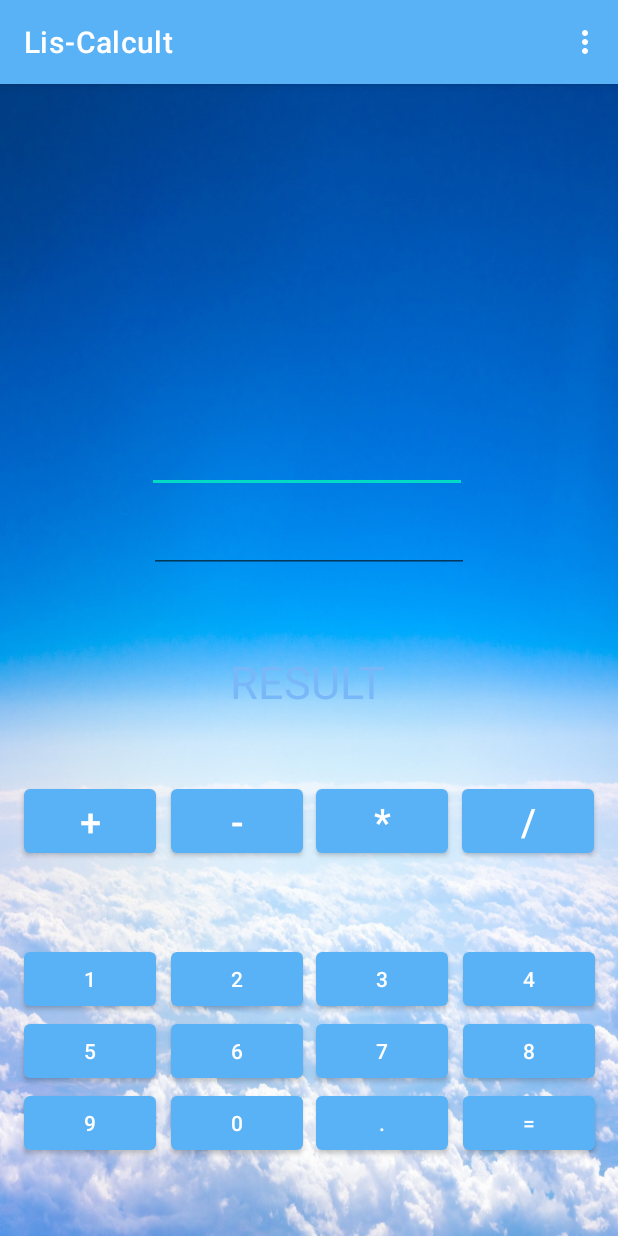
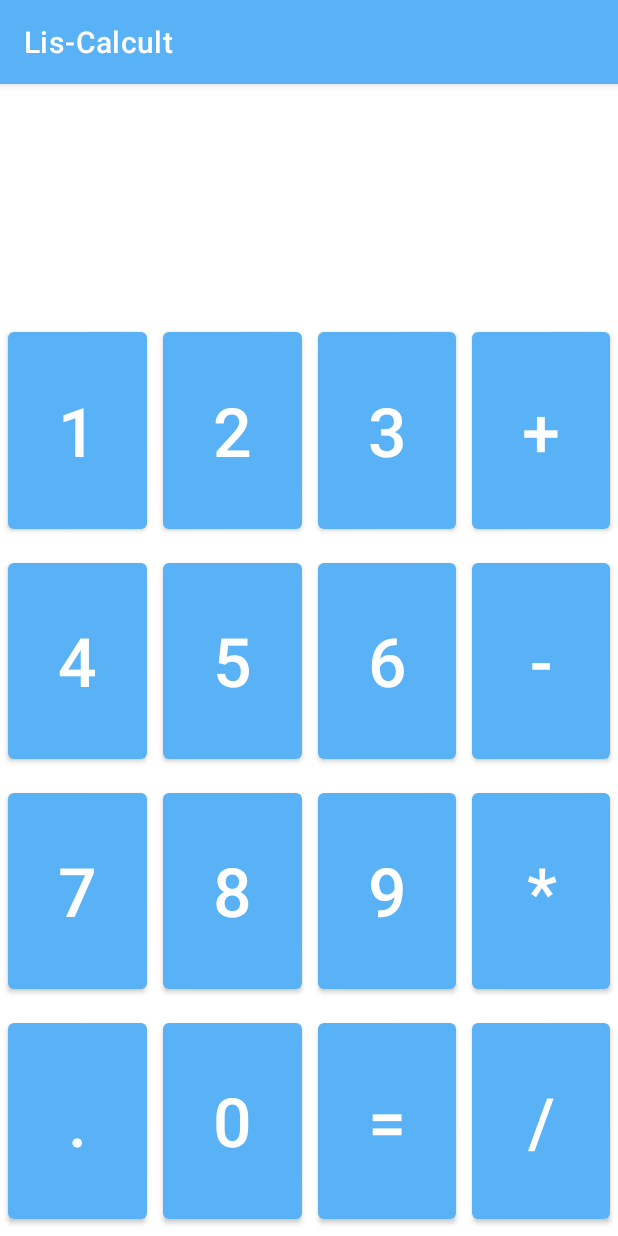
Before and after one commit to Galyminsky/Lis-Calcult, an Android app: the screen it shows after launch (MainActivity), on a phone screen of 412 x 824 dp. Run offline under Robolectric (Android 15) with nearby library versions, the phone set to English and light mode, and no system bars.

Commit message:
Виорая Версия - ошибка и вылет с прилоения пр наатии спец кнопок

```diff
--- a/app/src/main/java/com/jobforandroid/lis_calcult/MainActivity.java
+++ b/app/src/main/java/com/jobforandroid/lis_calcult/MainActivity.java
@@ -13,116 +13,54 @@ import android.widget.Button;
 import android.widget.EditText;
 import android.widget.TextView;
 
-public class MainActivity extends AppCompatActivity implements View.OnClickListener {
+public class MainActivity extends AppCompatActivity  {
 
-    final int MENU_RESET_ID = 1;
-    final int MENU_QUIT_ID = 2;
+    TextView txt;
+    int buffer;
+    char op;
 
-    EditText etNum1, etNum2;
-    Button btnAdd, btnSub, btnMult, btnDiv;
-    Button btn1, btn2, btn3, btn4, btn5, btn6, btn7, btn8, btn9,btn0;
-    Button btnPoint, btnExactly;
-    TextView tvResult;
-
-    String oper = " ";
 
     @Override
     protected void onCreate(Bundle savedInstanceState) {
         super.onCreate(savedInstanceState);
         setContentView(R.layout.activity_main);
 
-        etNum1 = (EditText) findViewById(R.id.etNum1);
-        etNum2 = (EditText) findViewById(R.id.etNum2);
+        Button ans = findViewById(R.id. equal);
+        ans.setOnClickListener(view -> {
+            switch (op) {
+                case '+':
+                    buffer += Integer.parseInt( txt.getText().toString());
+                    txt.setText(String.valueOf(buffer));
+                    break;
+                case '-':
+                    buffer -= Integer.parseInt( txt.getText().toString());
+                    txt.setText(String.valueOf(buffer));
+                    break;
+                case '*':
+                    buffer *= Integer.parseInt( txt.getText().toString());
+                    txt.setText(String.valueOf(buffer));
+                    break;
+                case '/':
+                    buffer/= Integer.parseInt( txt.getText().toString());
+                    txt.setText(String.valueOf(buffer));
+                    break;
+            }
+        });
 
-        btnAdd = (Button) findViewById(R.id.btnAdd);
-        btnSub = (Button) findViewById(R.id.btnSub);
-        btnMult = (Button) findViewById(R.id.btnMult);
-        btnDiv = (Button) findViewById(R.id.btnDiv);
-        btnPoint = (Button) findViewById(R.id.btnPoint);
-        btnExactly = (Button) findViewById(R.id.btnExactly);
+        txt = (TextView) findViewById(R.id.txt);
 
-        btn1 = (Button) findViewById(R.id.btn1);
-        btn2 = (Button) findViewById(R.id.btn2);
-        btn3 = (Button) findViewById(R.id.btn3);
-        btn4 = (Button) findViewById(R.id.btn4);
-        btn5 = (Button) findViewById(R.id.btn5);
-        btn6 = (Button) findViewById(R.id.btn6);
-        btn7 = (Button) findViewById(R.id.btn7);
-        btn8 = (Button) findViewById(R.id.btn8);
-        btn9 = (Button) findViewById(R.id.btn9);
-        btn0 = (Button) findViewById(R.id.btn0);
-
-        tvResult = (TextView) findViewById(R.id.tvResult);
-
-        btnAdd.setOnClickListener(this);
-        btnSub.setOnClickListener(this);
-        btnMult.setOnClickListener(this);
-        btnDiv.setOnClickListener(this);
+    }
+    public void ops (View view) {
+        buffer = Integer.parseInt(txt.getText().toString());
+        Button b = (Button) view;
+        op = b.getText().charAt(0);
+        txt.setText("");
     }
 
-    @Override
-    public void onClick(View v) {
-
-        float num1 = 0;
-        float num2 = 0;
-        float result = 0;
-
-        //Проверка поля на пустоту
-        if (TextUtils.isEmpty(etNum1.getText().toString()) || TextUtils.isEmpty(etNum2.getText().toString())) {
-            return;
-        }
-
-        //Читаем EditText и заполняем переменные числами
-        num1 = Float.parseFloat(etNum1.getText().toString());
-        num2 = Float.parseFloat(etNum2.getText().toString());
+    public void appendText (View view) {
+        Button b = (Button) view;
+        txt.setText(txt.getText().toString() + b.getText().toString());
+    }
 
 
-        //Определяем нажатую кнопку и выполняем соотвествующию операцию
-        switch (v.getId()) {
-            case R.id.btnAdd:
-                oper = "+";
-                result = num1 + num2;
-                break;
-            case R.id.btnSub:
-                oper = "-";
-                result = num1 - num2;
-                break;
-            case R.id.btnMult:
-                oper = "*";
-                result = num1 * num2;
-                break;
-            case R.id.btnDiv:
-                oper = "/";
-                result = num1 / num2;
-                break;
-            default:
-                break;
-        }
-        tvResult.setText(num1 + " " + oper + " " + num2 + " = " + result);
-    }
-
-    //Создание меню
-    @Override
-    public boolean onCreateOptionsMenu(Menu menu) {
-        menu.add(0, MENU_RESET_ID, 0, "Reset");
-        menu.add(0, MENU_QUIT_ID, 0, "Quit");
-        return super.onCreateOptionsMenu(menu);
-    }
-
-    //Обработка нажатий на пункт меню
-
-    @Override
-    public boolean onOptionsItemSelected(@NonNull MenuItem item) {
-        switch (item.getItemId()) {
-            case MENU_RESET_ID:             //Очищаем поля
-                etNum1.setText("");
-                etNum2.setText("");
-                tvResult.setText("");
-                break;
-            case MENU_QUIT_ID:              //Выход из приложения
-                finish();
-                break;
-        }
-        return super.onOptionsItemSelected(item);
-    }
 }
--- a/app/src/main/res/layout/activity_main.xml
+++ b/app/src/main/res/layout/activity_main.xml
@@ -4,213 +4,216 @@
     xmlns:tools="http://schemas.android.com/tools"
     android:layout_width="match_parent"
     android:layout_height="match_parent"
-    android:background="@drawable/sky"
     tools:context=".MainActivity">
 
+    <LinearLayout
+        android:layout_width="match_parent"
+        android:layout_height="match_parent"
+        android:orientation="vertical">
 
-    <EditText
-        android:id="@+id/etNum1"
+        <androidx.constraintlayout.widget.ConstraintLayout
+            android:layout_width="match_parent"
+            android:layout_height="match_parent"
+            android:layout_weight="1">
+
+            <TextView
+                android:id="@+id/txt"
                 android:layout_width="wrap_content"
                 android:layout_height="wrap_content"
-        android:layout_marginEnd="1dp"
-        android:layout_marginBottom="8dp"
-        android:ems="10"
-        android:inputType="numberDecimal"
-        android:textColor="@color/TextCol"
-        app:layout_constraintBottom_toTopOf="@+id/etNum2"
-        app:layout_constraintEnd_toEndOf="@+id/etNum2" />
+                android:text=" "
+                android:textSize="40dp"
+                app:layout_constraintBottom_toBottomOf="parent"
+                app:layout_constraintEnd_toEndOf="parent"
+                app:layout_constraintStart_toStartOf="parent"
+                app:layout_constraintTop_toTopOf="parent"
+                android:textAlignment="center"/>
+        </androidx.constraintlayout.widget.ConstraintLayout>
 
-    <EditText
-        android:id="@+id/etNum2"
-        android:layout_width="wrap_content"
-        android:layout_height="wrap_content"
-        android:layout_marginBottom="52dp"
-        android:ems="10"
-        android:inputType="numberDecimal"
-        android:textColor="@color/TextCol"
-        app:layout_constraintBottom_toTopOf="@+id/tvResult"
-        app:layout_constraintEnd_toEndOf="parent"
-        app:layout_constraintStart_toStartOf="parent" />
-
-    <TextView
-        android:id="@+id/tvResult"
-        android:layout_width="wrap_content"
-        android:layout_height="wrap_content"
-        android:layout_marginStart="39dp"
-        android:layout_marginBottom="45dp"
-        android:gravity="center_horizontal"
-        android:text="RESULT"
-        android:textAppearance="@style/TextAppearance.AppCompat.Display3"
-        android:textColor="@color/TextCol"
-        android:textSize="30dp"
-        app:layout_constraintBottom_toTopOf="@+id/btnMult"
-        app:layout_constraintStart_toStartOf="@+id/btnSub" />
+        <LinearLayout
+            android:layout_width="match_parent"
+            android:layout_height="match_parent"
+            android:layout_weight="1"
+            android:orientation="horizontal">
 
             <Button
-        android:id="@+id/btnAdd"
-        android:layout_width="wrap_content"
-        android:layout_height="wrap_content"
-        android:layout_marginStart="8dp"
-        android:layout_marginEnd="2dp"
-        android:text="+"
-        android:textSize="25dp"
-        app:layout_constraintBaseline_toBaselineOf="@+id/btnSub"
-        app:layout_constraintEnd_toStartOf="@+id/btnSub"
-        app:layout_constraintStart_toStartOf="parent" />
+                android:id="@+id/b1"
+                android:layout_width="match_parent"
+                android:layout_height="match_parent"
+                android:layout_margin="5dp"
+                android:layout_weight="1"
+                android:onClick="appendText"
+                android:text="1"
+                android:textSize="45dp" />
 
             <Button
-        android:id="@+id/btnSub"
-        android:layout_width="wrap_content"
-        android:layout_height="wrap_content"
-        android:layout_marginBottom="54dp"
-        android:text="-"
-        android:textSize="25dp"
-        app:layout_constraintBottom_toTopOf="@+id/btn2"
-        app:layout_constraintEnd_toStartOf="@+id/btnMult"
-        app:layout_constraintStart_toEndOf="@+id/btnAdd" />
+                android:id="@+id/b2"
+                android:layout_width="match_parent"
+                android:layout_height="match_parent"
+                android:layout_margin="5dp"
+                android:layout_weight="1"
+                android:onClick="appendText"
+                android:text="2"
+                android:textSize="45dp" />
 
             <Button
-        android:id="@+id/btnMult"
-        android:layout_width="wrap_content"
-        android:layout_height="wrap_content"
-        android:layout_marginEnd="1dp"
-        android:text="*"
-        android:textSize="25dp"
-        app:layout_constraintBaseline_toBaselineOf="@+id/btnSub"
-        app:layout_constraintEnd_toStartOf="@+id/btnDiv"
-        app:layout_constraintStart_toEndOf="@+id/btnSub" />
+                android:id="@+id/b3"
+                android:layout_width="match_parent"
+                android:layout_height="match_parent"
+                android:layout_margin="5dp"
+                android:layout_weight="1"
+                android:onClick="appendText"
+                android:text="3"
+                android:textSize="45dp" />
 
             <Button
-        android:id="@+id/btnDiv"
-        android:layout_width="wrap_content"
-        android:layout_height="wrap_content"
-        android:layout_marginEnd="8dp"
-        android:text="/"
-        android:textSize="25dp"
-        app:layout_constraintBaseline_toBaselineOf="@+id/btnMult"
-        app:layout_constraintEnd_toEndOf="parent"
-        app:layout_constraintStart_toEndOf="@+id/btnMult" />
+                android:id="@+id/plus"
+                android:layout_width="match_parent"
+                android:layout_height="match_parent"
+                android:layout_margin="5dp"
+                android:layout_weight="1"
+                android:onClick="ops"
+                android:text="+"
+                android:textSize="45dp" />
+        </LinearLayout>
+
+        <LinearLayout
+            android:layout_width="match_parent"
+            android:layout_height="match_parent"
+            android:layout_weight="1"
+            android:orientation="horizontal">
 
             <Button
-        android:id="@+id/btn2"
-        android:layout_width="wrap_content"
-        android:layout_height="wrap_content"
-        android:text="2"
-        app:layout_constraintBottom_toTopOf="@+id/btn6"
-        app:layout_constraintEnd_toStartOf="@+id/btn3"
-        app:layout_constraintStart_toEndOf="@+id/btn1" />
+                android:id="@+id/b4"
+                android:layout_width="match_parent"
+                android:layout_height="match_parent"
+                android:layout_margin="5dp"
+                android:layout_weight="1"
+                android:onClick="appendText"
+                android:text="4"
+                android:textSize="45dp" />
 
             <Button
-        android:id="@+id/btn0"
-        android:layout_width="wrap_content"
-        android:layout_height="wrap_content"
-        android:text="0"
-        app:layout_constraintEnd_toStartOf="@+id/btnPoint"
-        app:layout_constraintStart_toEndOf="@+id/btn9"
-        app:layout_constraintTop_toBottomOf="@+id/btn5" />
+                android:id="@+id/b5"
+                android:layout_width="match_parent"
+                android:layout_height="match_parent"
+                android:layout_margin="5dp"
+                android:layout_weight="1"
+                android:onClick="appendText"
+                android:text="5"
+                android:textSize="45dp" />
 
             <Button
-        android:id="@+id/btn6"
-        android:layout_width="wrap_content"
-        android:layout_height="wrap_content"
+                android:id="@+id/b6"
+                android:layout_width="match_parent"
+                android:layout_height="match_parent"
+                android:layout_margin="5dp"
+                android:layout_weight="1"
+                android:onClick="appendText"
                 android:text="6"
-        app:layout_constraintBottom_toTopOf="@+id/btn0"
-        app:layout_constraintEnd_toStartOf="@+id/btn7"
-        app:layout_constraintStart_toEndOf="@+id/btn5" />
+                android:textSize="45dp" />
 
             <Button
-        android:id="@+id/btn3"
-        android:layout_width="wrap_content"
-        android:layout_height="wrap_content"
-        android:layout_marginEnd="2dp"
-        android:text="3"
-        app:layout_constraintBottom_toTopOf="@+id/btn7"
-        app:layout_constraintEnd_toStartOf="@+id/btn4"
-        app:layout_constraintStart_toEndOf="@+id/btn2" />
+                android:id="@+id/minus"
+                android:layout_width="match_parent"
+                android:layout_height="match_parent"
+                android:layout_margin="5dp"
+                android:layout_weight="1"
+                android:onClick="ops"
+                android:text="-"
+                android:textSize="45dp" />
+        </LinearLayout>
+
+        <LinearLayout
+            android:layout_width="match_parent"
+            android:layout_height="match_parent"
+            android:layout_weight="1"
+            android:orientation="horizontal">
 
             <Button
-        android:id="@+id/btn7"
-        android:layout_width="wrap_content"
-        android:layout_height="wrap_content"
-        android:layout_marginEnd="2dp"
+                android:id="@+id/b7"
+                android:layout_width="match_parent"
+                android:layout_height="match_parent"
+                android:layout_margin="5dp"
+                android:layout_weight="1"
+                android:onClick="appendText"
                 android:text="7"
-        app:layout_constraintBottom_toTopOf="@+id/btnPoint"
-        app:layout_constraintEnd_toStartOf="@+id/btn8"
-        app:layout_constraintStart_toEndOf="@+id/btn6" />
+                android:textSize="45dp" />
 
             <Button
-        android:id="@+id/btnPoint"
-        android:layout_width="wrap_content"
-        android:layout_height="wrap_content"
-        android:layout_marginEnd="2dp"
-        android:text="."
-        app:layout_constraintEnd_toStartOf="@+id/btnExactly"
-        app:layout_constraintStart_toEndOf="@+id/btn0"
-        app:layout_constraintTop_toTopOf="@+id/btn0" />
+                android:id="@+id/b8"
+                android:layout_width="match_parent"
+                android:layout_height="match_parent"
+                android:layout_margin="5dp"
+                android:layout_weight="1"
+                android:onClick="appendText"
+                android:text="8"
+                android:textSize="45dp" />
 
             <Button
-        android:id="@+id/btn4"
-        android:layout_width="wrap_content"
-        android:layout_height="wrap_content"
-        android:layout_marginEnd="7dp"
-        android:text="4"
-        app:layout_constraintEnd_toEndOf="parent"
-        app:layout_constraintStart_toEndOf="@+id/btn3"
-        app:layout_constraintTop_toTopOf="@+id/btn3" />
+                android:id="@+id/b9"
+                android:layout_width="match_parent"
+                android:layout_height="match_parent"
+                android:layout_margin="5dp"
+                android:layout_weight="1"
+                android:onClick="appendText"
+                android:text="9"
+                android:textSize="45dp" />
 
             <Button
-        android:id="@+id/btnExactly"
-        android:layout_width="wrap_content"
-        android:layout_height="wrap_content"
-        android:layout_marginEnd="7dp"
-        android:text="="
-        app:layout_constraintEnd_toEndOf="parent"
-        app:layout_constraintStart_toEndOf="@+id/btnPoint"
-        app:layout_constraintTop_toBottomOf="@+id/btn8" />
+                android:id="@+id/multyply"
+                android:layout_width="match_parent"
+                android:layout_height="match_parent"
+                android:layout_margin="5dp"
+                android:layout_weight="1"
+                android:onClick="ops"
+                android:text="*"
+                android:textSize="45dp" />
+        </LinearLayout>
+
+        <LinearLayout
+            android:layout_width="match_parent"
+            android:layout_height="match_parent"
+            android:layout_weight="1"
+            android:orientation="horizontal">
 
             <Button
-        android:id="@+id/btn8"
-        android:layout_width="wrap_content"
-        android:layout_height="wrap_content"
-        android:layout_marginEnd="7dp"
-        android:text="8"
-        app:layout_constraintEnd_toEndOf="parent"
-        app:layout_constraintStart_toEndOf="@+id/btn7"
-        app:layout_constraintTop_toBottomOf="@+id/btn4" />
+                android:id="@+id/dot"
+                android:layout_width="match_parent"
+                android:layout_height="match_parent"
+                android:layout_margin="5dp"
+                android:layout_weight="1"
+                android:text="."
+                android:textSize="45dp" />
 
             <Button
-        android:id="@+id/btn5"
-        android:layout_width="wrap_content"
-        android:layout_height="wrap_content"
-        android:layout_marginStart="8dp"
-        android:layout_marginEnd="2dp"
-        android:text="5"
-        app:layout_constraintEnd_toStartOf="@+id/btn6"
-        app:layout_constraintStart_toStartOf="parent"
-        app:layout_constraintTop_toBottomOf="@+id/btn1" />
+                android:id="@+id/b0"
+                android:layout_width="match_parent"
+                android:layout_height="match_parent"
+                android:layout_margin="5dp"
+                android:layout_weight="1"
+                android:onClick="appendText"
+                android:text="0"
+                android:textSize="45dp" />
 
             <Button
-        android:id="@+id/btn1"
-        android:layout_width="wrap_content"
-        android:layout_height="wrap_content"
-        android:layout_marginStart="8dp"
-        android:layout_marginEnd="2dp"
-        android:layout_marginBottom="147dp"
-        android:text="1"
-        app:layout_constraintBottom_toBottomOf="parent"
-        app:layout_constraintEnd_toStartOf="@+id/btn2"
-        app:layout_constraintStart_toStartOf="parent" />
+                android:id="@+id/equal"
+                android:layout_width="match_parent"
+                android:layout_height="match_parent"
+                android:layout_margin="5dp"
+                android:layout_weight="1"
+                android:text="="
+                android:textSize="45dp" />
 
             <Button
-        android:id="@+id/btn9"
-        android:layout_width="wrap_content"
-        android:layout_height="wrap_content"
-        android:layout_marginStart="8dp"
-        android:layout_marginEnd="2dp"
-        android:text="9"
-        app:layout_constraintEnd_toStartOf="@+id/btn0"
-        app:layout_constraintStart_toStartOf="parent"
-        app:layout_constraintTop_toBottomOf="@+id/btn5" />
+                android:id="@+id/division"
+                android:layout_width="match_parent"
+                android:layout_height="match_parent"
+                android:layout_margin="5dp"
+                android:layout_weight="1"
+                android:onClick="ops"
+                android:text="/"
+                android:textSize="45dp" />
+        </LinearLayout>
 
-
+    </LinearLayout>
 </androidx.constraintlayout.widget.ConstraintLayout>
```
Lines whose indentation alone changed are shown as unchanged.
